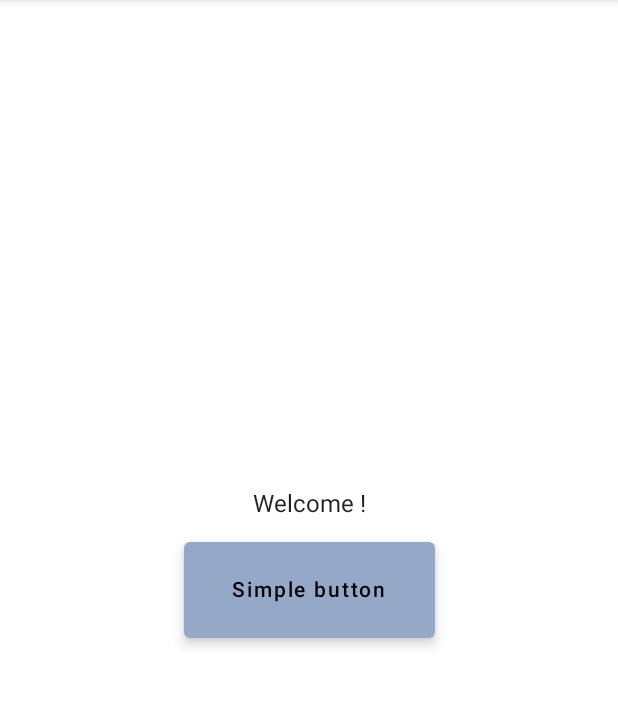
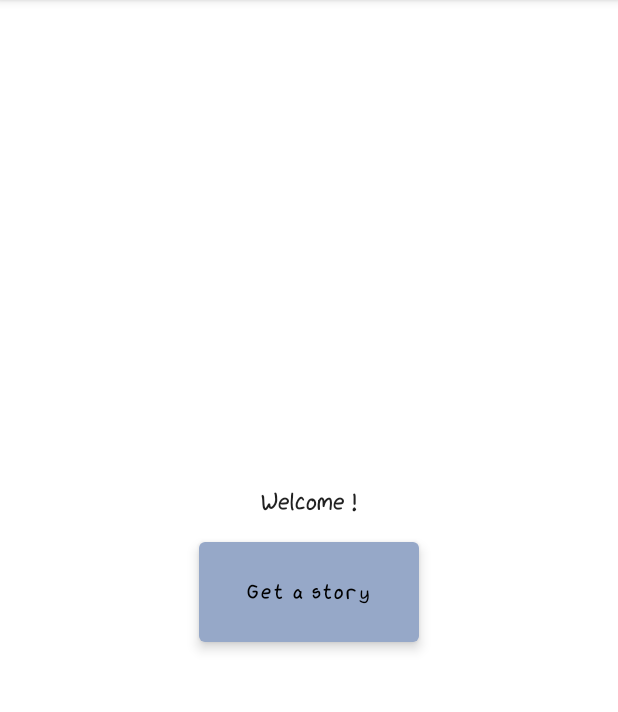
Before and after one commit to torrentcome/Mxkcd, an Android app built with Jetpack Compose: the HomeScreen screen opened through its navigation route, on a phone screen of 412 x 824 dp, the part 84-796 px from its top. Run offline under Robolectric (Android 15) with nearby library versions, the phone set to English and light mode, and no system bars; our stand-ins replace Dagger/Hilt's generated code.

Commit message:
[font] add

```diff
--- a/app/src/main/java/com/example/mxkcd/ui/HomeActivity.kt
+++ b/app/src/main/java/com/example/mxkcd/ui/HomeActivity.kt
@@ -3,6 +3,9 @@ package com.example.mxkcd.ui
 import android.os.Bundle
 import androidx.activity.compose.setContent
 import androidx.appcompat.app.AppCompatActivity
+import androidx.compose.foundation.focusable
+import androidx.compose.foundation.interaction.MutableInteractionSource
+import androidx.compose.foundation.interaction.collectIsFocusedAsState
 import androidx.compose.foundation.layout.Arrangement
 import androidx.compose.foundation.layout.Column
 import androidx.compose.foundation.layout.fillMaxSize
@@ -57,6 +60,9 @@ private fun XkcdApp() {
 @Composable
 fun HomeScreen() {
     val focusRequester = FocusRequester()
+    val interactionSource = remember { MutableInteractionSource() }
+    val isFocused = interactionSource.collectIsFocusedAsState().value
+
     Column(
         modifier = Modifier.fillMaxSize(),
         verticalArrangement = Arrangement.Center,
@@ -64,16 +70,17 @@ fun HomeScreen() {
         content = {
             Text("Welcome !")
             Button(
-                modifier = Modifier.padding(16.dp).focusRequester(focusRequester),
+                modifier = Modifier.padding(16.dp)
+                    .focusRequester(focusRequester)
+                    .focusable(interactionSource = interactionSource),
                 elevation = ButtonDefaults.elevation(5.dp),
-                onClick = {}) {
-                Text(text = "Simple button", modifier = Modifier.padding(16.dp))
+                onClick = {
+                    focusRequester.requestFocus()
+                }) {
+                Text(text = "Get a story", modifier = Modifier.padding(16.dp))
             }
         }
     )
-    LaunchedEffect(Unit) {
-        focusRequester.requestFocus()
-    }
 }
 
 object Nav {
--- a/app/src/main/java/com/example/mxkcd/ui/XkcdTheme.kt
+++ b/app/src/main/java/com/example/mxkcd/ui/XkcdTheme.kt
@@ -6,10 +6,12 @@ import androidx.compose.material.*
 import androidx.compose.runtime.Composable
 import androidx.compose.ui.graphics.Color
 import androidx.compose.ui.text.TextStyle
+import androidx.compose.ui.text.font.Font
 import androidx.compose.ui.text.font.FontFamily
 import androidx.compose.ui.text.font.FontWeight
 import androidx.compose.ui.unit.dp
 import androidx.compose.ui.unit.sp
+import com.example.mxkcd.R
 
 @Composable
 fun XkcdTheme(darkTheme: Boolean = isSystemInDarkTheme(), content: @Composable () -> Unit) {
@@ -45,9 +47,12 @@ val XShapes = Shapes(
     large = RoundedCornerShape(0.dp)
 )
 
+val XFont = FontFamily(Font(R.font.xkcd_script))
+
 val XTypography = Typography(
+    defaultFontFamily = XFont,
     body1 = TextStyle(
-        fontFamily = FontFamily.Default,
+        fontFamily = XFont,
         fontWeight = FontWeight.Normal,
         fontSize = 16.sp
     )
```
Also changed, not shown: app/src/main/res/font/xkcd_script.ttf (added).
